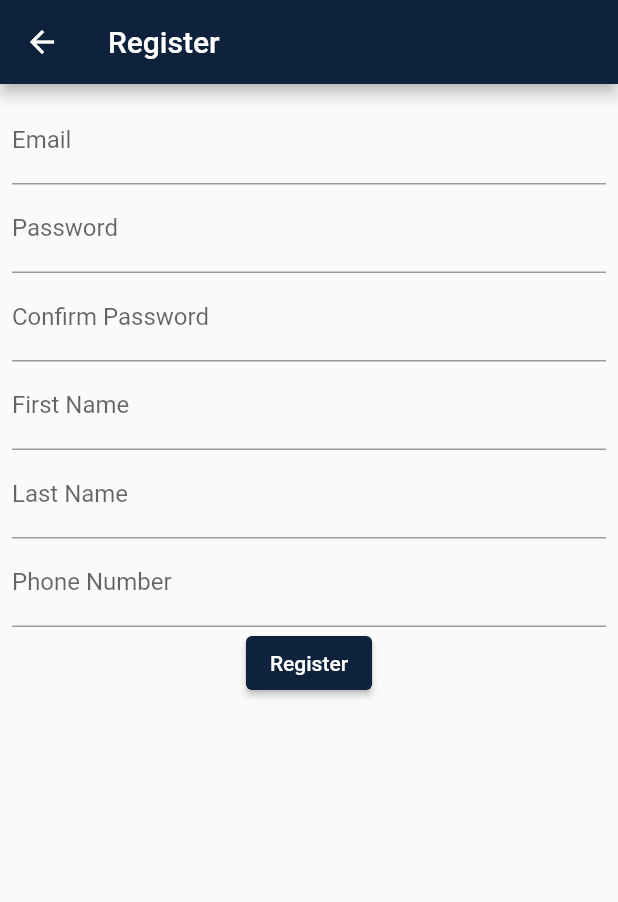
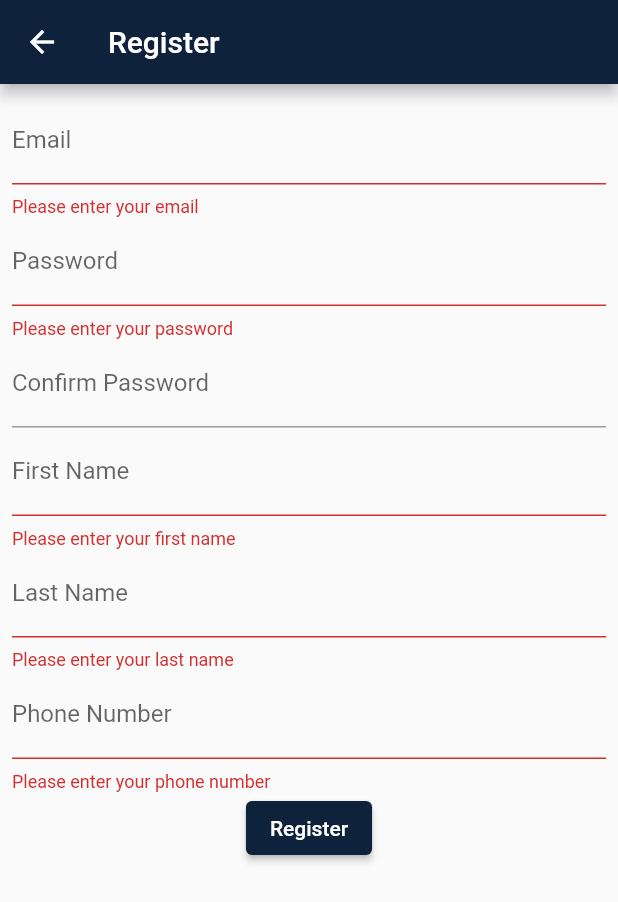
Before and after one commit to CurlyHairsBarbershop/Barbershop_Mobile, a Flutter app: the RegisterScreen screen opened directly, after a tap on "Register", on a phone screen of 412 x 824 dp. Shown: the top 902 px of the screen. Run offline on Flutter 3.47's test engine with Material 2 defaults, Android fonts, the phone set to English and light mode, and no system bars; our stand-ins replace shared_preferences; accounts and stored records are empty.

Commit message:
add validation to authentication

```diff
--- a/lib/screens/authentication_screens/login_screen.dart
+++ b/lib/screens/authentication_screens/login_screen.dart
@@ -8,10 +8,11 @@ import 'package:curly_hairs/models/login_model.dart';
 import 'package:curly_hairs/services/api_service.dart';
 
 class LoginScreen extends StatelessWidget {
+  final GlobalKey<FormState> _formKey = GlobalKey<FormState>();
+
   final TextEditingController emailController = TextEditingController();
   final TextEditingController passwordController = TextEditingController();
 
-// TODO: add validation for fields
   @override
   Widget build(BuildContext context) {
     return Scaffold(
@@ -20,26 +21,45 @@ class LoginScreen extends StatelessWidget {
       ),
       body: Padding(
         padding: EdgeInsets.all(8.0),
+        child: Form(
+          key: _formKey,
           child: Column(
             children: [
-            TextField(
+              TextFormField(
                 controller: emailController,
                 decoration: InputDecoration(labelText: "Email"),
+                validator: (value) {
+                  if (value == null || value.isEmpty) {
+                    return 'Please enter your email';
+                  }
+                  if (!value.contains('@')) {
+                    return 'Please enter a valid email';
+                  }
+                  return null;
+                },
               ),
-            TextField(
+              TextFormField(
                 controller: passwordController,
                 decoration: InputDecoration(labelText: "Password"),
                 obscureText: true,
+                validator: (value) {
+                  if (value == null || value.isEmpty) {
+                    return 'Please enter your password';
+                  }
+                  if (value.length < 6) {
+                    return 'Password must be at least 6 characters long';
+                  }
+                  return null;
+                },
               ),
               ElevatedButton(
                 onPressed: () async {
+                  if (_formKey.currentState!.validate()) {
                     LoginModel loginModel = LoginModel(
                       email: emailController.text,
                       password: passwordController.text,
                     );
-                // uncomment when connected to db
                     await ApiService.loginUser(loginModel);
-                // bool success = true;
 
                     // TODO: redirect to screen according to role
                     if (await UserService.getToken() != null) {
@@ -52,8 +72,10 @@ class LoginScreen extends StatelessWidget {
                       );
                     } else {
                       ScaffoldMessenger.of(context).showSnackBar(
-                    SnackBar(content: Text("Login failed. Please try again.")),
+                        SnackBar(
+                            content: Text("Login failed. Please try again.")),
                       );
+                    }
                   }
                 },
                 child: Text("Login"),
@@ -61,8 +83,10 @@ class LoginScreen extends StatelessWidget {
             ],
           ),
         ),
+      ),
     );
   }
 }
 
+
 //------------------------------------------------------------------------
--- a/lib/screens/authentication_screens/register_screen.dart
+++ b/lib/screens/authentication_screens/register_screen.dart
@@ -5,6 +5,8 @@ import 'package:curly_hairs/models/register_model.dart';
 import 'package:curly_hairs/services/api_service.dart';
 
 class RegisterScreen extends StatelessWidget {
+  final GlobalKey<FormState> _formKey = GlobalKey<FormState>();
+
   final TextEditingController emailController = TextEditingController();
   final TextEditingController passwordController = TextEditingController();
   final TextEditingController confirmPasswordController =
@@ -15,7 +17,6 @@ class RegisterScreen extends StatelessWidget {
 
 // TODO: add validation for fields
 
-  @override
   Widget build(BuildContext context) {
     return Scaffold(
       appBar: AppBar(
@@ -23,36 +24,85 @@ class RegisterScreen extends StatelessWidget {
       ),
       body: Padding(
         padding: EdgeInsets.all(8.0),
+        child: SingleChildScrollView(
+          child: Form(
+            key: _formKey,
             child: Column(
               children: [
-            TextField(
+                TextFormField(
                   controller: emailController,
                   decoration: InputDecoration(labelText: "Email"),
+                  validator: (value) {
+                    if (value == null || value.isEmpty) {
+                      return 'Please enter your email';
+                    }
+                    if (!value.contains('@')) {
+                      return 'Please enter a valid email';
+                    }
+                    return null;
+                  },
                 ),
-            TextField(
+                TextFormField(
                   controller: passwordController,
                   decoration: InputDecoration(labelText: "Password"),
                   obscureText: true,
+                  validator: (value) {
+                    if (value == null || value.isEmpty) {
+                      return 'Please enter your password';
+                    }
+                    if (value.length < 6) {
+                      return 'Password must be at least 6 characters long';
+                    }
+                    return null;
+                  },
                 ),
-            TextField(
+                TextFormField(
                   controller: confirmPasswordController,
                   decoration: InputDecoration(labelText: "Confirm Password"),
                   obscureText: true,
+                  validator: (value) {
+                    if (value != passwordController.text) {
+                      return 'Passwords do not match';
+                    }
+                    return null;
+                  },
                 ),
-            TextField(
+                TextFormField(
                   controller: firstNameController,
                   decoration: InputDecoration(labelText: "First Name"),
+                  validator: (value) {
+                    if (value == null || value.isEmpty) {
+                      return 'Please enter your first name';
+                    }
+                    return null;
+                  },
                 ),
-            TextField(
+                TextFormField(
                   controller: lastNameController,
                   decoration: InputDecoration(labelText: "Last Name"),
+                  validator: (value) {
+                    if (value == null || value.isEmpty) {
+                      return 'Please enter your last name';
+                    }
+                    return null;
+                  },
                 ),
-            TextField(
+                TextFormField(
                   controller: phoneNumberController,
                   decoration: InputDecoration(labelText: "Phone Number"),
+                  validator: (value) {
+                    if (value == null || value.isEmpty) {
+                      return 'Please enter your phone number';
+                    }
+                    if (value.length < 10) {
+                      return 'Phone number must be at least 10 digits';
+                    }
+                    return null;
+                  },
                 ),
                 ElevatedButton(
                   onPressed: () async {
+                    if (_formKey.currentState!.validate()) {
                       RegisterModel registerModel = RegisterModel(
                         email: emailController.text,
                         password: passwordController.text,
@@ -74,8 +124,10 @@ class RegisterScreen extends StatelessWidget {
                         );
                       } else {
                         ScaffoldMessenger.of(context).showSnackBar(
-                    SnackBar(content: Text("Login failed. Please try again.")),
+                          SnackBar(
+                              content: Text("Login failed. Please try again.")),
                         );
+                      }
                     }
                   },
                   child: Text("Register"),
@@ -83,6 +135,8 @@ class RegisterScreen extends StatelessWidget {
               ],
             ),
           ),
+        ),
+      ),
     );
   }
 }
```
Lines whose indentation alone changed are shown as unchanged.
